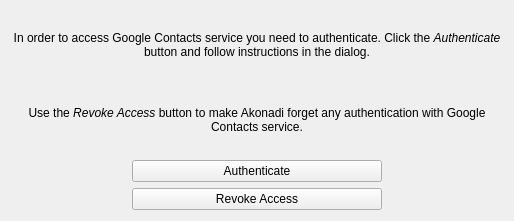
The window that contacts/settingsdialog.ui (KDE/libkgapi) describes before a commit, drawn with Qt 5.
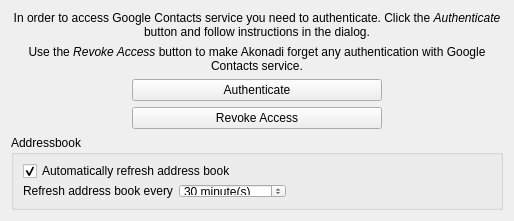
The same window after the commit.

```diff
--- a/contacts/settingsdialog.ui
+++ b/contacts/settingsdialog.ui
@@ -131,6 +131,61 @@
      </item>
     </layout>
    </item>
+   <item>
+    <widget class="QGroupBox" name="groupBox">
+     <property name="title">
+      <string>Addressbook</string>
+     </property>
+     <layout class="QGridLayout" name="gridLayout">
+      <item row="0" column="0" colspan="3">
+       <widget class="QCheckBox" name="refreshAddressbookCheckBox">
+        <property name="text">
+         <string>Automatically refresh address book</string>
+        </property>
+        <property name="checked">
+         <bool>true</bool>
+        </property>
+       </widget>
+      </item>
+      <item row="2" column="1">
+       <widget class="QSpinBox" name="refreshIntervalSpinBox">
+        <property name="suffix">
+         <string> minute(s)</string>
+        </property>
+        <property name="minimum">
+         <number>5</number>
+        </property>
+        <property name="maximum">
+         <number>1000</number>
+        </property>
+        <property name="value">
+         <number>30</number>
+        </property>
+       </widget>
+      </item>
+      <item row="2" column="0">
+       <widget class="QLabel" name="label">
+        <property name="text">
+         <string>Refresh address book every</string>
+        </property>
+       </widget>
+      </item>
+      <item row="2" column="2">
+       <spacer name="horizontalSpacer">
+        <property name="orientation">
+         <enum>Qt::Horizontal</enum>
+        </property>
+        <property name="sizeHint" stdset="0">
+         <size>
+          <width>40</width>
+          <height>20</height>
+         </size>
+        </property>
+       </spacer>
+      </item>
+     </layout>
+    </widget>
+   </item>
   </layout>
  </widget>
  <resources/>
```
